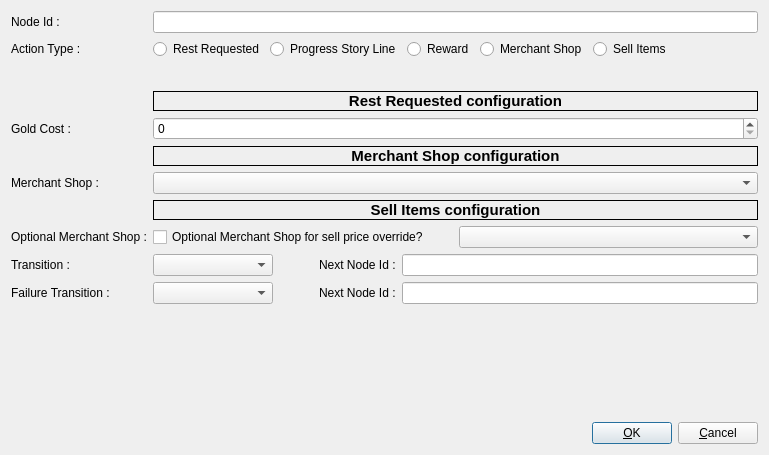
jeremydumais/TheWarrior, file mapEditor/src/editConversationActionForm.ui: the form before one commit.
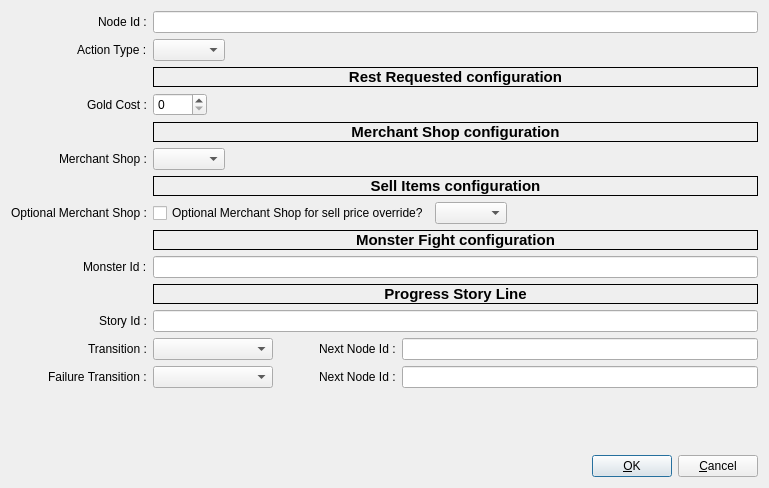
The form after the commit. Icons and pictures are not drawn.

Commit message: feat: add combat-driven story progression and NPC visibility updates

```diff
--- a/mapEditor/src/editConversationActionForm.ui
+++ b/mapEditor/src/editConversationActionForm.ui
@@ -7,7 +7,7 @@
     <x>0</x>
     <y>0</y>
     <width>769</width>
-    <height>455</height>
+    <height>488</height>
    </rect>
   </property>
   <property name="minimumSize">
@@ -34,6 +34,18 @@
   <layout class="QVBoxLayout" name="verticalLayout">
    <item>
     <layout class="QFormLayout" name="formLayout_3">
+     <property name="sizeConstraint">
+      <enum>QLayout::SetDefaultConstraint</enum>
+     </property>
+     <property name="fieldGrowthPolicy">
+      <enum>QFormLayout::ExpandingFieldsGrow</enum>
+     </property>
+     <property name="rowWrapPolicy">
+      <enum>QFormLayout::DontWrapRows</enum>
+     </property>
+     <property name="labelAlignment">
+      <set>Qt::AlignRight|Qt::AlignTop|Qt::AlignTrailing</set>
+     </property>
      <item row="0" column="0">
       <widget class="QLabel" name="labelNodeId">
        <property name="text">
@@ -56,82 +68,20 @@
       </widget>
      </item>
      <item row="1" column="1">
-      <layout class="QHBoxLayout" name="horizontalLayout_4" stretch="1,1,1,0,0">
+      <layout class="QHBoxLayout" name="horizontalLayout_4" stretch="0">
        <item>
-        <widget class="QRadioButton" name="radioButtonRestRequested">
-         <property name="sizePolicy">
-          <sizepolicy hsizetype="Maximum" vsizetype="Fixed">
-           <horstretch>0</horstretch>
-           <verstretch>0</verstretch>
-          </sizepolicy>
-         </property>
-         <property name="text">
-          <string>Rest Requested</string>
-         </property>
-        </widget>
-       </item>
-       <item>
-        <widget class="QRadioButton" name="radioButtonProgressStoryLine">
-         <property name="sizePolicy">
-          <sizepolicy hsizetype="Maximum" vsizetype="Fixed">
-           <horstretch>0</horstretch>
-           <verstretch>0</verstretch>
-          </sizepolicy>
-         </property>
-         <property name="text">
-          <string>Progress Story Line</string>
-         </property>
-        </widget>
-       </item>
-       <item>
-        <widget class="QRadioButton" name="radioButtonReward">
-         <property name="sizePolicy">
-          <sizepolicy hsizetype="Maximum" vsizetype="Fixed">
-           <horstretch>0</horstretch>
-           <verstretch>0</verstretch>
-          </sizepolicy>
-         </property>
-         <property name="text">
-          <string>Reward</string>
-         </property>
-        </widget>
-       </item>
-       <item>
-        <widget class="QRadioButton" name="radioButtonMerchantShop">
-         <property name="sizePolicy">
-          <sizepolicy hsizetype="Maximum" vsizetype="Fixed">
-           <horstretch>0</horstretch>
-           <verstretch>0</verstretch>
-          </sizepolicy>
-         </property>
-         <property name="text">
-          <string>Merchant Shop</string>
-         </property>
-        </widget>
-       </item>
-       <item>
-        <widget class="QRadioButton" name="radioButtonSellItems">
-         <property name="sizePolicy">
-          <sizepolicy hsizetype="Maximum" vsizetype="Fixed">
-           <horstretch>0</horstretch>
-           <verstretch>0</verstretch>
-          </sizepolicy>
-         </property>
-         <property name="text">
-          <string>Sell Items</string>
-         </property>
-        </widget>
+        <widget class="QComboBox" name="comboBoxActionType"/>
        </item>
       </layout>
      </item>
-     <item row="3" column="0">
+     <item row="2" column="0">
       <widget class="QLabel" name="labelRestRequestedConfig">
        <property name="text">
         <string/>
        </property>
       </widget>
      </item>
-     <item row="3" column="1">
+     <item row="2" column="1">
       <widget class="QLabel" name="labelRestRequestedConfig_2">
        <property name="sizePolicy">
         <sizepolicy hsizetype="Expanding" vsizetype="Fixed">
@@ -162,28 +112,160 @@
        </property>
       </widget>
      </item>
-     <item row="4" column="0">
+     <item row="3" column="0">
       <widget class="QLabel" name="labelRestRequestedGoldCost">
        <property name="text">
         <string>Gold Cost :</string>
        </property>
       </widget>
      </item>
-     <item row="4" column="1">
+     <item row="3" column="1">
       <widget class="QSpinBox" name="spinBoxRestRequestedGoldCost">
        <property name="maximum">
         <number>9999</number>
        </property>
       </widget>
      </item>
+     <item row="4" column="1">
+      <widget class="QLabel" name="labelMerchantShopConfig">
+       <property name="sizePolicy">
+        <sizepolicy hsizetype="Expanding" vsizetype="Fixed">
+         <horstretch>0</horstretch>
+         <verstretch>0</verstretch>
+        </sizepolicy>
+       </property>
+       <property name="font">
+        <font>
+         <pointsize>11</pointsize>
+         <weight>75</weight>
+         <italic>false</italic>
+         <bold>true</bold>
+         <underline>false</underline>
+        </font>
+       </property>
+       <property name="autoFillBackground">
+        <bool>false</bool>
+       </property>
+       <property name="frameShape">
+        <enum>QFrame::Box</enum>
+       </property>
+       <property name="text">
+        <string>Merchant Shop configuration</string>
+       </property>
+       <property name="alignment">
+        <set>Qt::AlignCenter</set>
+       </property>
+      </widget>
+     </item>
+     <item row="5" column="0">
+      <widget class="QLabel" name="labelMerchantShop">
+       <property name="text">
+        <string>Merchant Shop :</string>
+       </property>
+      </widget>
+     </item>
+     <item row="5" column="1">
+      <widget class="QComboBox" name="comboBoxMerchantShop"/>
+     </item>
+     <item row="6" column="1">
+      <widget class="QLabel" name="labelSellItemsConfig">
+       <property name="sizePolicy">
+        <sizepolicy hsizetype="Expanding" vsizetype="Fixed">
+         <horstretch>0</horstretch>
+         <verstretch>0</verstretch>
+        </sizepolicy>
+       </property>
+       <property name="font">
+        <font>
+         <pointsize>11</pointsize>
+         <weight>75</weight>
+         <italic>false</italic>
+         <bold>true</bold>
+         <underline>false</underline>
+        </font>
+       </property>
+       <property name="autoFillBackground">
+        <bool>false</bool>
+       </property>
+       <property name="frameShape">
+        <enum>QFrame::Box</enum>
+       </property>
+       <property name="text">
+        <string>Sell Items configuration</string>
+       </property>
+       <property name="alignment">
+        <set>Qt::AlignCenter</set>
+       </property>
+      </widget>
+     </item>
+     <item row="7" column="0">
+      <widget class="QLabel" name="labelOptionalMerchantShop">
+       <property name="text">
+        <string>Optional Merchant Shop :</string>
+       </property>
+      </widget>
+     </item>
+     <item row="7" column="1">
+      <layout class="QHBoxLayout" name="horizontalLayout_5">
+       <property name="sizeConstraint">
+        <enum>QLayout::SetDefaultConstraint</enum>
+       </property>
+       <item>
+        <widget class="QCheckBox" name="checkBoxOptionalMerchantShop">
+         <property name="text">
+          <string>Optional Merchant Shop for sell price override?</string>
+         </property>
+        </widget>
+       </item>
+       <item>
+        <widget class="QComboBox" name="comboBoxOptionalMerchantShop"/>
+       </item>
+      </layout>
+     </item>
+     <item row="8" column="1">
+      <widget class="QLabel" name="labelMonsterFightConfig">
+       <property name="sizePolicy">
+        <sizepolicy hsizetype="Expanding" vsizetype="Fixed">
+         <horstretch>0</horstretch>
+         <verstretch>0</verstretch>
+        </sizepolicy>
+       </property>
+       <property name="font">
+        <font>
+         <pointsize>11</pointsize>
+         <weight>75</weight>
+         <bold>true</bold>
+        </font>
+       </property>
+       <property name="frameShape">
+        <enum>QFrame::Box</enum>
+       </property>
+       <property name="text">
+        <string>Monster Fight configuration</string>
+       </property>
+       <property name="alignment">
+        <set>Qt::AlignCenter</set>
+       </property>
+      </widget>
+     </item>
      <item row="9" column="0">
+      <widget class="QLabel" name="labelMonsterId">
+       <property name="text">
+        <string>Monster Id :</string>
+       </property>
+      </widget>
+     </item>
+     <item row="9" column="1">
+      <widget class="QLineEdit" name="lineEditMonsterId"/>
+     </item>
+     <item row="12" column="0">
       <widget class="QLabel" name="labelTransition">
        <property name="text">
         <string>Transition :</string>
        </property>
       </widget>
      </item>
-     <item row="9" column="1">
+     <item row="12" column="1">
       <layout class="QHBoxLayout" name="horizontalLayout_3">
        <item>
         <widget class="QComboBox" name="comboBoxTransitionType">
@@ -223,14 +305,14 @@
        </item>
       </layout>
      </item>
-     <item row="10" column="0">
+     <item row="13" column="0">
       <widget class="QLabel" name="labelFailureTransition">
        <property name="text">
         <string>Failure Transition :</string>
        </property>
       </widget>
      </item>
-     <item row="10" column="1">
+     <item row="13" column="1">
       <layout class="QHBoxLayout" name="horizontalLayoutFailureTransition">
        <item>
         <widget class="QComboBox" name="comboBoxFailureTransitionType">
@@ -270,8 +352,8 @@
        </item>
       </layout>
      </item>
-     <item row="5" column="1">
-      <widget class="QLabel" name="labelMerchantShopConfig">
+     <item row="10" column="1">
+      <widget class="QLabel" name="labelProgressStoryLineConfig">
        <property name="sizePolicy">
         <sizepolicy hsizetype="Expanding" vsizetype="Fixed">
          <horstretch>0</horstretch>
@@ -282,102 +364,29 @@
         <font>
          <pointsize>11</pointsize>
          <weight>75</weight>
-         <italic>false</italic>
          <bold>true</bold>
-         <underline>false</underline>
         </font>
        </property>
-       <property name="autoFillBackground">
-        <bool>false</bool>
-       </property>
        <property name="frameShape">
         <enum>QFrame::Box</enum>
        </property>
        <property name="text">
-        <string>Merchant Shop configuration</string>
+        <string>Progress Story Line</string>
        </property>
        <property name="alignment">
         <set>Qt::AlignCenter</set>
        </property>
       </widget>
      </item>
-     <item row="6" column="0">
-      <widget class="QLabel" name="labelMerchantShop">
+     <item row="11" column="0">
+      <widget class="QLabel" name="labelStoryId">
        <property name="text">
-        <string>Merchant Shop :</string>
+        <string>Story Id :</string>
        </property>
       </widget>
      </item>
-     <item row="6" column="1">
-      <widget class="QComboBox" name="comboBoxMerchantShop"/>
-     </item>
-     <item row="7" column="1">
-      <widget class="QLabel" name="labelSellItemsConfig">
-       <property name="sizePolicy">
-        <sizepolicy hsizetype="Expanding" vsizetype="Fixed">
-         <horstretch>0</horstretch>
-         <verstretch>0</verstretch>
-        </sizepolicy>
-       </property>
-       <property name="font">
-        <font>
-         <pointsize>11</pointsize>
-         <weight>75</weight>
-         <italic>false</italic>
-         <bold>true</bold>
-         <underline>false</underline>
-        </font>
-       </property>
-       <property name="autoFillBackground">
-        <bool>false</bool>
-       </property>
-       <property name="frameShape">
-        <enum>QFrame::Box</enum>
-       </property>
-       <property name="text">
-        <string>Sell Items configuration</string>
-       </property>
-       <property name="alignment">
-        <set>Qt::AlignCenter</set>
-       </property>
-      </widget>
-     </item>
-     <item row="8" column="0">
-      <widget class="QLabel" name="labelOptionalMerchantShop">
-       <property name="text">
-        <string>Optional Merchant Shop :</string>
-       </property>
-      </widget>
-     </item>
-     <item row="8" column="1">
-      <layout class="QHBoxLayout" name="horizontalLayout_5">
-       <item>
-        <widget class="QCheckBox" name="checkBoxOptionalMerchantShop">
-         <property name="text">
-          <string>Optional Merchant Shop for sell price override?</string>
-         </property>
-        </widget>
-       </item>
-       <item>
-        <widget class="QComboBox" name="comboBoxOptionalMerchantShop"/>
-       </item>
-      </layout>
-     </item>
-     <item row="2" column="1">
-      <spacer name="verticalSpacer_2">
-       <property name="orientation">
-        <enum>Qt::Vertical</enum>
-       </property>
-       <property name="sizeType">
-        <enum>QSizePolicy::Fixed</enum>
-       </property>
-       <property name="sizeHint" stdset="0">
-        <size>
-         <width>20</width>
-         <height>20</height>
-        </size>
-       </property>
-      </spacer>
+     <item row="11" column="1">
+      <widget class="QLineEdit" name="lineEditStoryId"/>
      </item>
     </layout>
    </item>
@@ -387,7 +396,7 @@
       <enum>Qt::Vertical</enum>
      </property>
      <property name="sizeType">
-      <enum>QSizePolicy::Preferred</enum>
+      <enum>QSizePolicy::Expanding</enum>
      </property>
      <property name="sizeHint" stdset="0">
       <size>
```
Left out of the diff: 11 changed lines with no effect on the pictures. The commit also changes 37 other files.
